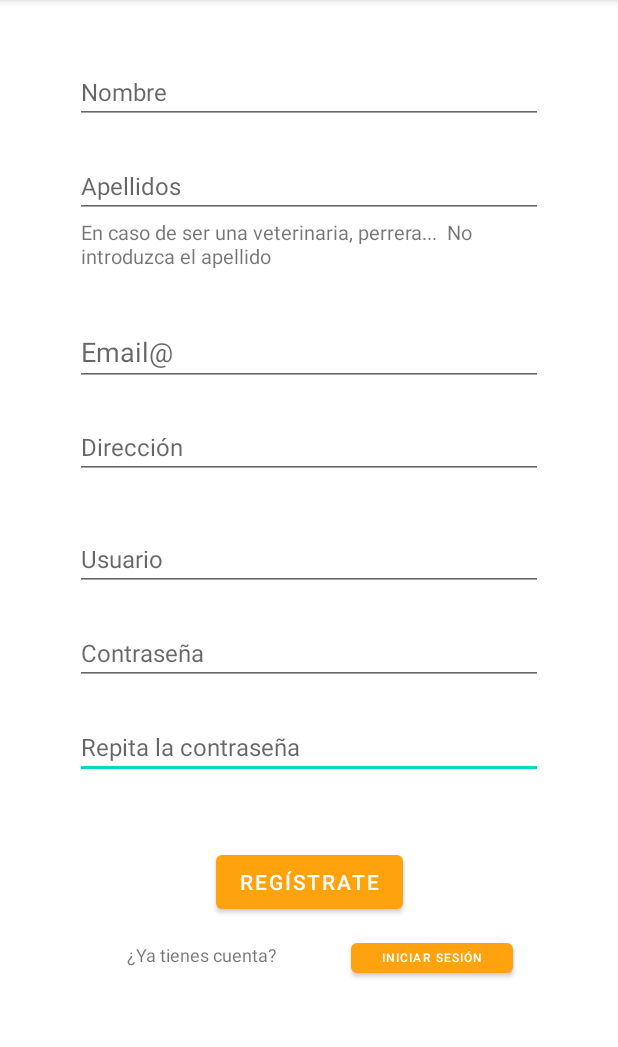
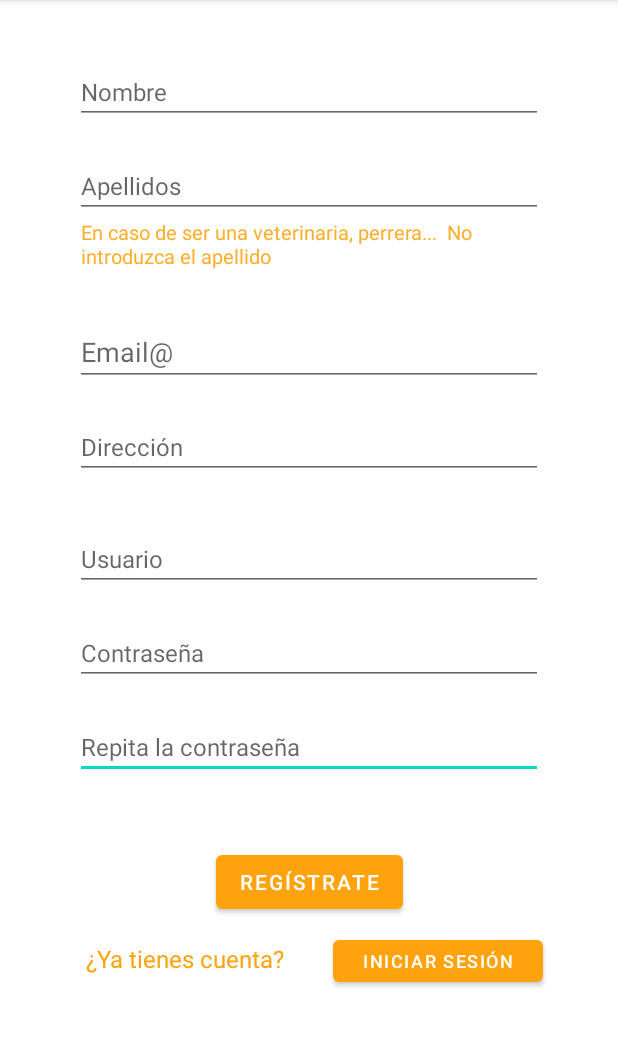
Before and after one commit to Arckangelo/Proyecto, an Android app: the RegistroActivity screen opened directly, with no data from a screen before it, on a phone screen of 412 x 824 dp, the part 84-1131 px from its top. Run offline under Robolectric (Android 15) with nearby library versions, the phone set to English and light mode, and no system bars; our stand-ins replace Firebase (no records; nobody signed in at launch, a user with empty details on screens opened directly).

Commit message:
App terminada

```diff
--- a/app/src/main/res/layout/activity_item_mascota.xml
+++ b/app/src/main/res/layout/activity_item_mascota.xml
@@ -30,6 +30,7 @@
                 android:layout_height="wrap_content"
                 android:layout_marginTop="10dp"
                 android:text="Nombre"
+                android:textColor="@color/purple_700"
                 android:textSize="25sp"
                 android:textStyle="bold" />
 
@@ -43,6 +44,7 @@
                     android:layout_height="wrap_content"
                     android:layout_marginTop="10dp"
                     android:text="Raza: "
+                    android:textColor="@color/purple_700"
                     android:textSize="15sp"
                     android:textStyle="bold" />
 
@@ -53,6 +55,7 @@
                     android:layout_marginTop="10dp"
                     android:layout_marginRight="5dp"
                     android:text="Angora"
+                    android:textColor="@color/orange"
                     android:textSize="15sp" />
 
                 <TextView
@@ -60,6 +63,7 @@
                     android:layout_height="wrap_content"
                     android:layout_marginTop="10dp"
                     android:text="Fech Nac: "
+                    android:textColor="@color/purple_700"
                     android:textSize="15sp"
                     android:textStyle="bold" />
 
@@ -71,6 +75,7 @@
                     android:layout_marginRight="10dp"
                     android:inputType="textImeMultiLine"
                     android:text="01/01/2021"
+                    android:textColor="@color/orange"
                     android:textSize="15sp" />
 
             </LinearLayout>
--- a/app/src/main/res/layout/activity_pantalla_principal.xml
+++ b/app/src/main/res/layout/activity_pantalla_principal.xml
@@ -10,9 +10,8 @@
         android:layout_width="0dp"
         android:layout_height="wrap_content"
         android:layout_marginStart="90dp"
-        android:layout_marginLeft="90dp"
         android:layout_marginEnd="50dp"
-        android:layout_marginRight="50dp"
+        android:dropDownSelector="@color/purple_700"
         app:layout_constraintBottom_toBottomOf="parent"
         app:layout_constraintEnd_toEndOf="parent"
         app:layout_constraintHorizontal_bias="0.0"
@@ -53,9 +52,9 @@
         android:layout_width="0dp"
         android:layout_height="wrap_content"
         android:layout_marginStart="20dp"
-        android:layout_marginLeft="20dp"
         android:layout_marginTop="18dp"
         android:text="Filtrar por:"
+        android:textColor="@color/purple_700"
         app:layout_constraintEnd_toStartOf="@+id/spinner_pantallaPrincipal"
         app:layout_constraintHorizontal_bias="0.0"
         app:layout_constraintStart_toStartOf="parent"
--- a/app/src/main/res/layout/activity_registro.xml
+++ b/app/src/main/res/layout/activity_registro.xml
@@ -43,26 +43,24 @@
         android:layout_width="wrap_content"
         android:layout_height="wrap_content"
         android:layout_marginStart="45dp"
-        android:layout_marginLeft="45dp"
         android:layout_marginTop="16dp"
-        android:layout_marginEnd="10dp"
-        android:layout_marginRight="10dp"
+        android:layout_marginEnd="20dp"
         android:text="¿Ya tienes cuenta?"
-        android:textSize="12sp"
+        android:textColor="@color/purple_700"
+        android:textSize="16sp"
         app:layout_constraintEnd_toStartOf="@+id/btn_iniciarSesionRegistro"
         app:layout_constraintStart_toStartOf="parent"
         app:layout_constraintTop_toBottomOf="@+id/btn_registarteRegistro" />
 
     <Button
         android:id="@+id/btn_iniciarSesionRegistro"
-        android:layout_width="108dp"
-        android:layout_height="32dp"
-        android:layout_marginEnd="70dp"
-        android:layout_marginRight="70dp"
+        android:layout_width="140dp"
+        android:layout_height="40dp"
+        android:layout_marginEnd="50dp"
         android:onClick="loginRegistro"
         android:text="Iniciar Sesión"
         android:textColor="@color/white"
-        android:textSize="8sp"
+        android:textSize="12sp"
         app:backgroundTint="@color/purple_700"
         app:layout_constraintBaseline_toBaselineOf="@+id/textView11"
         app:layout_constraintEnd_toEndOf="parent" />
@@ -72,13 +70,12 @@
         android:layout_width="0dp"
         android:layout_height="wrap_content"
         android:layout_marginStart="50dp"
-        android:layout_marginLeft="50dp"
         android:layout_marginTop="20dp"
         android:layout_marginEnd="50dp"
-        android:layout_marginRight="50dp"
         android:ems="10"
         android:hint="Repita la contraseña"
         android:inputType="textPassword"
+        android:textColor="@color/purple_700"
         android:textSize="16sp"
         app:layout_constraintEnd_toEndOf="parent"
         app:layout_constraintHorizontal_bias="0.0"
@@ -90,12 +87,11 @@
         android:layout_width="0dp"
         android:layout_height="wrap_content"
         android:layout_marginStart="50dp"
-        android:layout_marginLeft="50dp"
         android:layout_marginEnd="50dp"
-        android:layout_marginRight="50dp"
         android:ems="10"
         android:hint="Usuario"
         android:inputType="textPersonName"
+        android:textColor="@color/purple_700"
         android:textSize="16sp"
         app:layout_constraintEnd_toEndOf="parent"
         app:layout_constraintHorizontal_bias="0.0"
@@ -107,13 +103,12 @@
         android:layout_width="0dp"
         android:layout_height="wrap_content"
         android:layout_marginStart="50dp"
-        android:layout_marginLeft="50dp"
         android:layout_marginTop="20dp"
         android:layout_marginEnd="50dp"
-        android:layout_marginRight="50dp"
         android:ems="10"
         android:hint="Contraseña"
         android:inputType="textPassword"
+        android:textColor="@color/purple_700"
         android:textSize="16sp"
         app:layout_constraintEnd_toEndOf="parent"
         app:layout_constraintHorizontal_bias="0.0"
@@ -125,13 +120,12 @@
         android:layout_width="0dp"
         android:layout_height="wrap_content"
         android:layout_marginStart="50dp"
-        android:layout_marginLeft="50dp"
         android:layout_marginTop="19dp"
         android:layout_marginEnd="50dp"
-        android:layout_marginRight="50dp"
         android:ems="10"
         android:hint="Dirección"
         android:inputType="textPersonName"
+        android:textColor="@color/purple_700"
         android:textSize="16sp"
         app:layout_constraintEnd_toEndOf="parent"
         app:layout_constraintHorizontal_bias="0.0"
@@ -143,13 +137,12 @@
         android:layout_width="0dp"
         android:layout_height="wrap_content"
         android:layout_marginStart="50dp"
-        android:layout_marginLeft="50dp"
         android:layout_marginTop="40dp"
         android:layout_marginEnd="50dp"
-        android:layout_marginRight="50dp"
         android:ems="10"
         android:hint="Nombre"
         android:inputType="textPersonName"
+        android:textColor="@color/purple_700"
         android:textSize="16sp"
         app:layout_constraintEnd_toEndOf="parent"
         app:layout_constraintHorizontal_bias="0.496"
@@ -162,13 +155,12 @@
         android:layout_width="0dp"
         android:layout_height="wrap_content"
         android:layout_marginStart="50dp"
-        android:layout_marginLeft="50dp"
         android:layout_marginTop="20dp"
         android:layout_marginEnd="50dp"
-        android:layout_marginRight="50dp"
         android:ems="10"
         android:hint="Apellidos"
         android:inputType="textPersonName"
+        android:textColor="@color/purple_700"
         android:textSize="16sp"
         app:layout_constraintEnd_toEndOf="parent"
         app:layout_constraintStart_toStartOf="parent"
@@ -215,10 +207,9 @@
         android:layout_width="0dp"
         android:layout_height="wrap_content"
         android:layout_marginStart="54dp"
-        android:layout_marginLeft="54dp"
         android:layout_marginEnd="60dp"
-        android:layout_marginRight="60dp"
         android:text="En caso de ser una veterinaria, perrera...  No introduzca el apellido"
+        android:textColor="@color/orange"
         android:textSize="13sp"
         app:layout_constraintEnd_toEndOf="parent"
         app:layout_constraintStart_toStartOf="parent"
@@ -229,12 +220,11 @@
         android:layout_width="0dp"
         android:layout_height="wrap_content"
         android:layout_marginStart="50dp"
-        android:layout_marginLeft="50dp"
         android:layout_marginEnd="50dp"
-        android:layout_marginRight="50dp"
         android:ems="10"
         android:hint="Email@"
         android:inputType="textEmailAddress"
+        android:textColor="@color/purple_700"
         app:layout_constraintEnd_toEndOf="parent"
         app:layout_constraintStart_toStartOf="parent"
         app:layout_constraintTop_toBottomOf="@+id/tv_errorEmail_Registro" />
--- a/app/src/main/res/values/colors.xml
+++ b/app/src/main/res/values/colors.xml
@@ -7,4 +7,5 @@
     <color name="teal_700">#FF018786</color>
     <color name="black">#FF000000</color>
     <color name="white">#FFFFFFFF</color>
+    <color name="orange">#FFAE2A</color>
 </resources>
```
Also changed, not shown: app/src/main/java/com/vanegas/adopet/recyclerview/AdaptadorMascotas.java (+4 -3 lines), app/src/main/java/com/vanegas/adopet/recyclerview/MascotaVo.java (+11 -1 lines), app/src/main/java/com/vanegas/adopet/recyclerview/PantallaPrincipalActivity.java (+14 -2 lines), app/src/main/res/layout/activity_anadir_mascota.xml (+6 -8 lines), app/src/main/res/layout/activity_main.xml (+9 -12 lines), app/src/main/res/layout/activity_perfil_mascota.xml (+22 -14 lines), app/src/main/res/layout/activity_perfil_usuario.xml (+10 -0 lines), app/src/main/res/drawable-v24/conejo.png (added), app/src/main/res/drawable-v24/gato.png (added), app/src/main/res/drawable-v24/pajaro.png (added), app/src/main/res/drawable-v24/perro.png (added).
